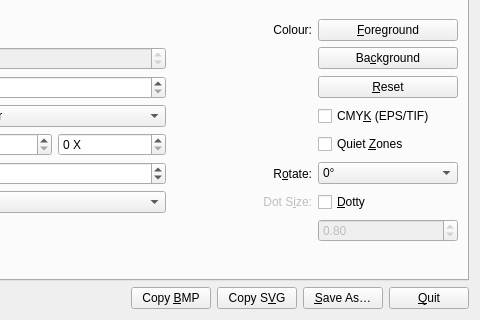
This is frontend_qt/mainWindow.ui in zint/zint as Qt 5 draws it before an edit; both pictures show x 224 to 704 and y 423 to 743 of the 704 by 743 pixel window. The edited form follows.
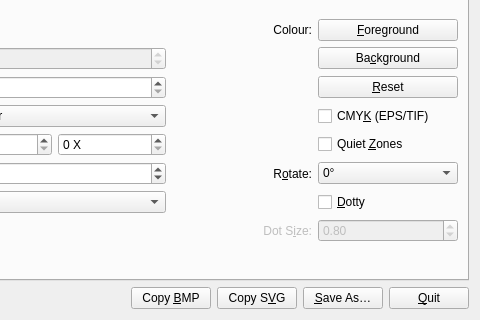
This is the edited form. The open tabs and pages were chosen to show the change. Icons and pictures are not drawn.

Commit message: GUI: fix dot size label position

What changed in the file:
```diff
--- a/frontend_qt/mainWindow.ui
+++ b/frontend_qt/mainWindow.ui
@@ -1094,7 +1094,7 @@
                </property>
               </widget>
              </item>
-             <item row="6" column="2">
+             <item row="7" column="2">
               <widget class="QLabel" name="lblDotSize">
                <property name="enabled">
                 <bool>false</bool>
```
The commit also changes 2 other files.
